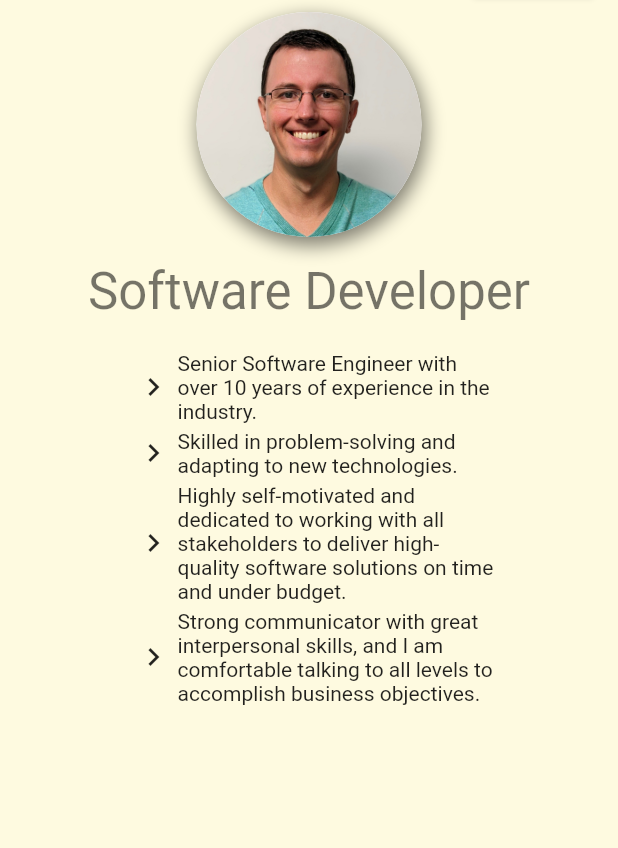
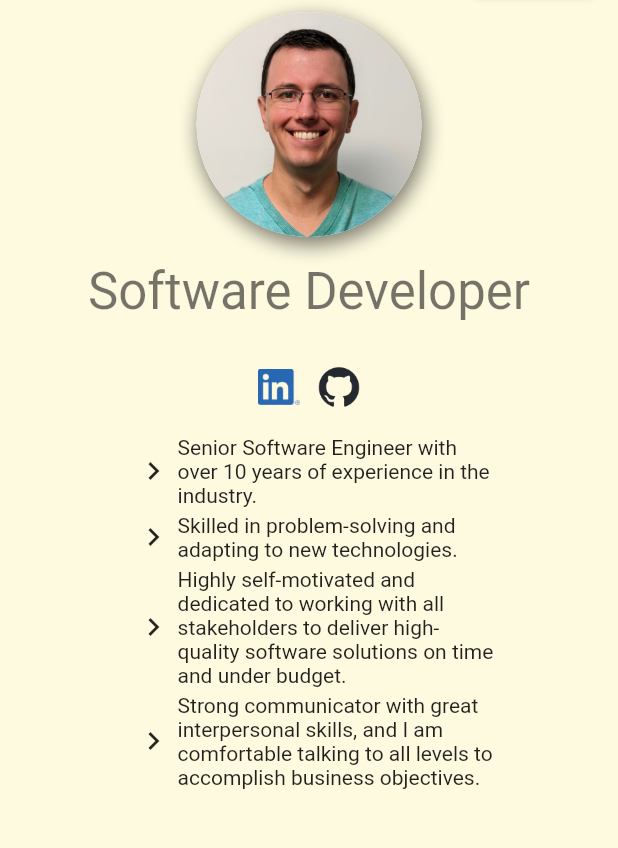
Before and after one commit to cBiscuitSurprise/casey-boyer-brand-web, a Flutter app: the screen it shows after launch, on a phone screen of 412 x 824 dp, the part 84-932 px from its top. Run offline on Flutter 3.47's test engine with Material 2 defaults, Android fonts, the phone set to English and light mode, and no system bars; our stand-ins replace flutter_bloc, validators.

Commit message:
added linked-in and github icon links

```diff
--- a/lib/components/home.dart
+++ b/lib/components/home.dart
@@ -1,4 +1,5 @@
 import 'package:casey_boyer_brand_web/components/text/unordered_list_item.dart';
+import 'package:casey_boyer_brand_web/components/themed_icon_button.dart';
 import 'package:casey_boyer_brand_web/widgets/toggle_switch/toggle_switch_widget.dart';
 import 'package:flutter/material.dart';
 import 'package:flutter_bloc/flutter_bloc.dart';
@@ -69,6 +70,23 @@ class MyHomePage extends StatelessWidget {
                     style: Theme.of(context).textTheme.headlineMedium,
                   ),
                 ),
+                const Padding(
+                  padding: EdgeInsets.only(top: 8, bottom: 8),
+                  child: Row(
+                      mainAxisAlignment: MainAxisAlignment.center,
+                      children: [
+                        ThemedIconButton(
+                          url:
+                              "https://www.linkedin.com/in/casey-boyer-engineer/",
+                          imagePath: "images/icons/LI-In-Bug.png",
+                        ),
+                        ThemedIconButton(
+                          url: "https://github.com/cBiscuitSurprise",
+                          imagePath: "images/icons/github-mark.png",
+                          darkImagePath: "images/icons/github-mark-white.png",
+                        ),
+                      ]),
+                ),
                 const FractionallySizedBox(
                   widthFactor: 0.6,
                   child: Column(children: [
--- /dev/null
+++ b/lib/components/themed_icon_button.dart
@@ -0,0 +1,47 @@
+import 'package:flutter/material.dart';
+import 'package:url_launcher/url_launcher.dart';
+
+class ThemedIconButton extends StatelessWidget {
+  final String url;
+  final String imagePath;
+  final String? darkImagePath;
+
+  const ThemedIconButton(
+      {Key? key,
+      required this.url,
+      required this.imagePath,
+      this.darkImagePath})
+      : super(key: key);
+
+  @override
+  Widget build(BuildContext context) {
+    return MouseRegion(
+      cursor: SystemMouseCursors.click,
+      child: GestureDetector(
+        onTap: () {
+          launchUrl(Uri.parse(url));
+        },
+        child: Container(
+          width: 32,
+          height: 32,
+          padding: const EdgeInsets.all(2),
+          margin: const EdgeInsets.all(4),
+          decoration: BoxDecoration(
+            shape: BoxShape.rectangle,
+            borderRadius: const BorderRadius.all(Radius.circular(2)),
+            color: (darkImagePath == null)
+                ? ((Theme.of(context).brightness == Brightness.dark)
+                    ? (Theme.of(context).colorScheme.primary)
+                    : null)
+                : null,
+          ),
+          child: Image(
+            image: AssetImage((Theme.of(context).brightness == Brightness.dark)
+                ? darkImagePath ?? imagePath
+                : imagePath),
+          ),
+        ),
+      ),
+    );
+  }
+}
--- a/pubspec.yaml
+++ b/pubspec.yaml
@@ -38,6 +38,7 @@ dependencies:
   http: ^0.13.6
   flutter_bloc: ^8.1.3
   logging: ^1.2.0
+  url_launcher: ^6.1.12
 
   # The following adds the Cupertino Icons font to your application.
   # Use with the CupertinoIcons class for iOS style icons.
```
Also changed, not shown: images/favicon.png, images/homebasepropertiesllc_logo.svg (deleted), images/homebasepropertiesllc_logo_400x100.png (deleted), images/homebasepropertiesllc_logo_600x600.png (deleted), images/icons/LI-In-Bug.png (added), images/icons/github-mark-white.png (added), images/icons/github-mark.png (added), pubspec.lock, 7 other files.
